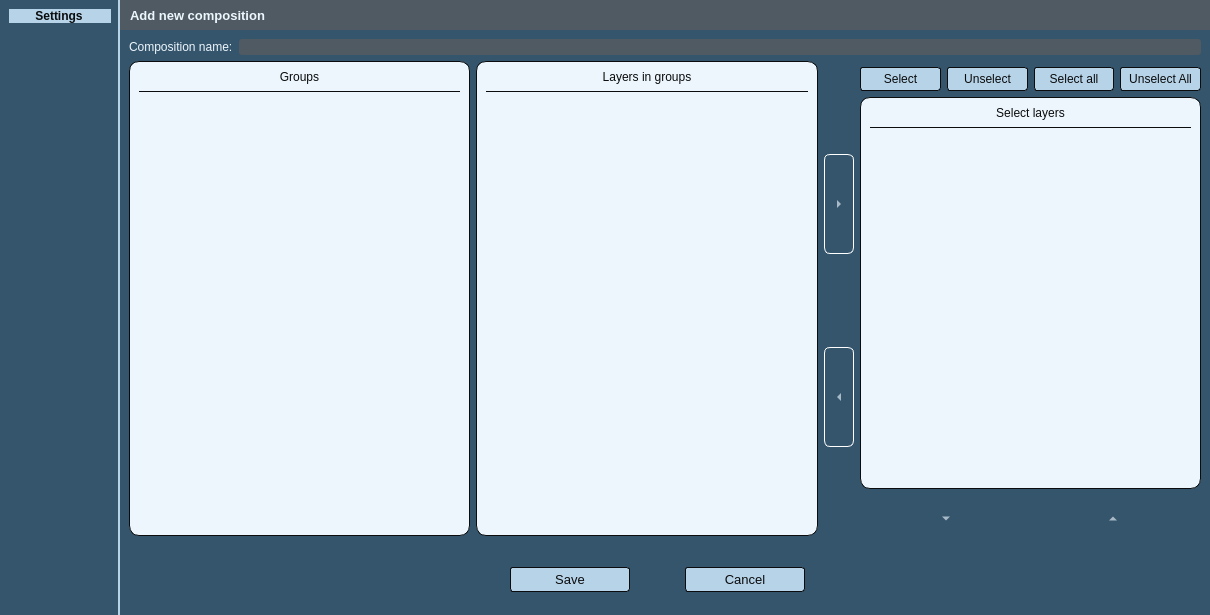
This is Kompozycje/nowa_kompozycja.ui in GIAPspzoo/GIAP_PolaMap_lite as Qt 5 draws it before an edit. The edited form follows.
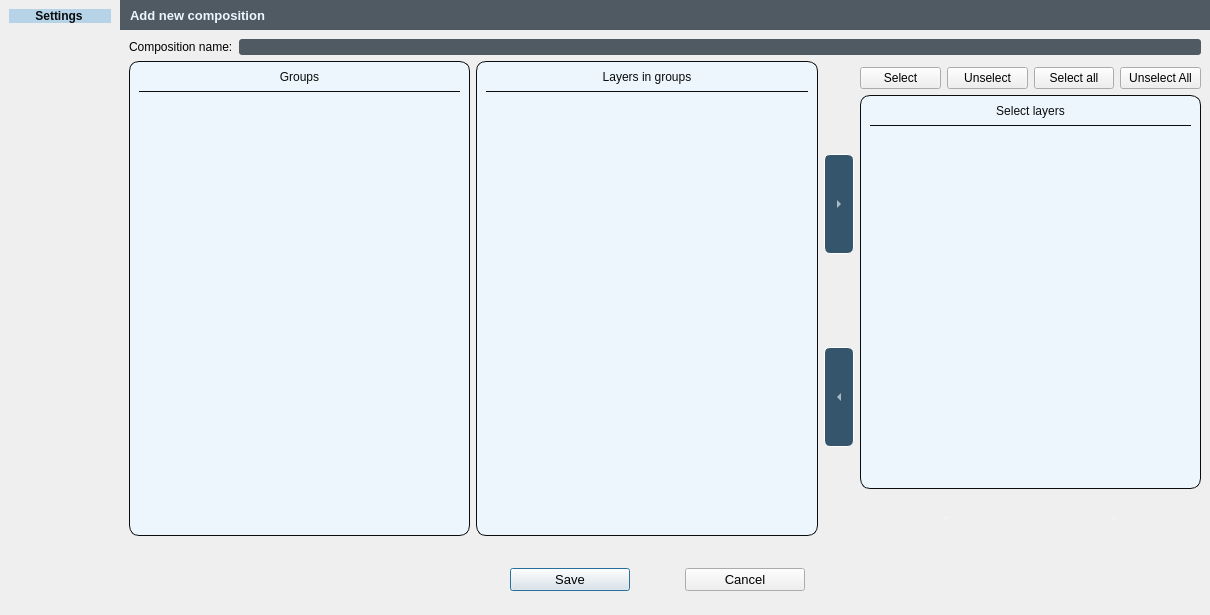
This is the edited form. Icons and pictures are not drawn.

Diff of the .ui file:
```diff
--- a/Kompozycje/nowa_kompozycja.ui
+++ b/Kompozycje/nowa_kompozycja.ui
@@ -45,11 +45,8 @@
     <normaloff>:/plugins/GIAP-giap_layout/icons/giap_logo.png</normaloff>:/plugins/GIAP-giap_layout/icons/giap_logo.png</iconset>
   </property>
   <property name="styleSheet">
-   <string notr="true">* {
-	background-color: rgb(53, 85, 109);
-    font: 10pt &quot;Segoe UI&quot;; 
-	color: #EDF6FC;
-}
+   <string notr="true">
+
 QAbstractItemView
 {
 	alternate-background-color:  #e6e6e6;
@@ -116,27 +113,6 @@
     background-color: #4f5a63;
 }
 
-QPushButton {
-	color: #0A0C0D;
-	border: 1px solid #0A0C0D;
-	background-color: #b7d3e8;
-	border-radius: 3px;
-	padding: 4px;
-}
-
-QPushButton:hover {
-	font-weight: bold;
-}
-QPushButton:pressed {
-   background-color: #5689b0;
-   border: 1px solid #6fb1e3;
-}
-
-QPushButton:disabled
-{
-	color: gray;
-}
-
 QGroupBox {
 border: 1px solid #5689b0;
 }
@@ -739,27 +715,6 @@
     background-color: #4f5a63;
 }
 
-QPushButton {
-	color: #0A0C0D;
-	border: 1px solid #0A0C0D;
-	background-color: #b7d3e8;
-	border-radius: 3px;
-	padding: 4px;
-}
-
-QPushButton:hover {
-	font-weight: bold;
-}
-QPushButton:pressed {
-   background-color: #5689b0;
-   border: 1px solid #6fb1e3;
-}
-
-QPushButton:disabled
-{
-	color: gray;
-}
-
 QGroupBox {
 border: 1px solid #5689b0;
 }
```
Left out of the diff: 16 changed lines with no effect on the pictures.
